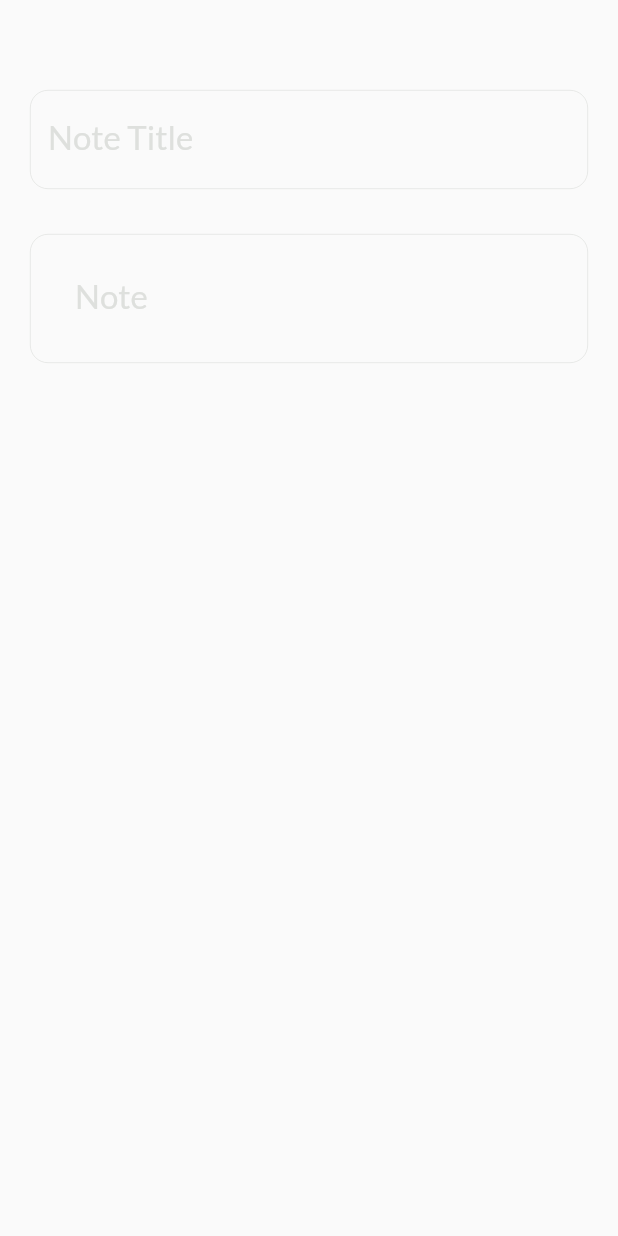
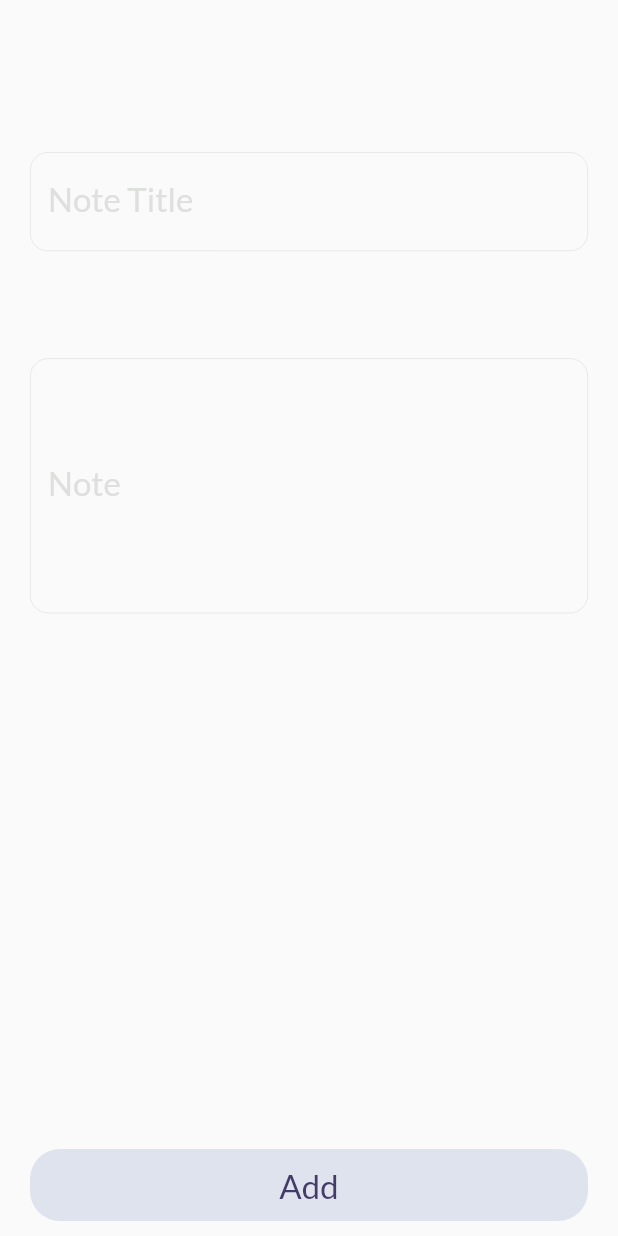
Before and after one commit to Tarek7Rashad/notekeep_flutter_app, a Flutter app: the CustomBottomSheet widget shown alone on an empty page, opened directly, on a phone screen of 412 x 824 dp. Run offline on Flutter 3.47's test engine with Material 2 defaults, Android fonts, the light colour scheme and no system bars.

Commit message:
create Custom Add Button

```diff
--- /dev/null
+++ b/lib/widget/CustomAddButton.dart
@@ -0,0 +1,32 @@
+import 'package:flutter/material.dart';
+import 'package:notekeep_flutter_app/shared/components/constant.dart';
+
+class CustomAddButton extends StatelessWidget {
+  const CustomAddButton({
+    super.key,
+    required this.text,
+    this.onPressed,
+  });
+  final VoidCallback? onPressed;
+  final String text;
+  @override
+  Widget build(BuildContext context) {
+    return Container(
+      width: double.maxFinite,
+      decoration: BoxDecoration(
+        borderRadius: BorderRadius.circular(20),
+        color: const Color(0xffdfe3ee),
+      ),
+      child: MaterialButton(
+        onPressed: onPressed,
+        child: Text(
+          text,
+          style: const TextStyle(
+            fontSize: 22,
+            color: kDarkPurpleColor,
+          ),
+        ),
+      ),
+    );
+  }
+}
--- a/lib/widget/CustomBottomSheet.dart
+++ b/lib/widget/CustomBottomSheet.dart
@@ -1,4 +1,5 @@
 import 'package:flutter/material.dart';
+import 'package:notekeep_flutter_app/widget/CustomAddButton.dart';
 import 'package:notekeep_flutter_app/widget/CustomTextFormField.dart';
 
 class CustomBottomSheet extends StatelessWidget {
@@ -11,23 +12,26 @@ class CustomBottomSheet extends StatelessWidget {
     return const Padding(
       padding: EdgeInsets.only(top: 30, right: 20, left: 20, bottom: 10),
       child: Column(
-        crossAxisAlignment: CrossAxisAlignment.start,
         children: [
-          SizedBox(
-            height: 30,
+          Spacer(
+            flex: 1,
           ),
           CustomTextFormField(
             hint: "Note Title",
             label: "Note Title",
           ),
-          SizedBox(
-            height: 30,
+          Spacer(
+            flex: 1,
           ),
           CustomTextFormField(
-            contentPadding: EdgeInsets.all(30),
+            maxLines: 5,
             hint: "Note",
             label: "Note",
           ),
+          Spacer(
+            flex: 5,
+          ),
+          CustomAddButton(text: "Add"),
         ],
       ),
     );
--- a/lib/widget/CustomTextFormField.dart
+++ b/lib/widget/CustomTextFormField.dart
@@ -6,17 +6,19 @@ class CustomTextFormField extends StatelessWidget {
     super.key,
     required this.hint,
     required this.label,
-    this.contentPadding,
+     this.maxLines = 1,
   });
   final String hint;
   final String label;
-  final EdgeInsetsGeometry? contentPadding;
+  final int maxLines;
   @override
   Widget build(BuildContext context) {
     return TextFormField(
+      maxLines: maxLines,
+      cursorColor: kMattWhiteColor,
       style: const TextStyle(color: Colors.white, fontSize: 22),
       decoration: InputDecoration(
-          contentPadding: contentPadding,
+
           hintText: hint,
           hintStyle:
               TextStyle(color: kMattWhiteColor.withOpacity(.5), fontSize: 22),
```
